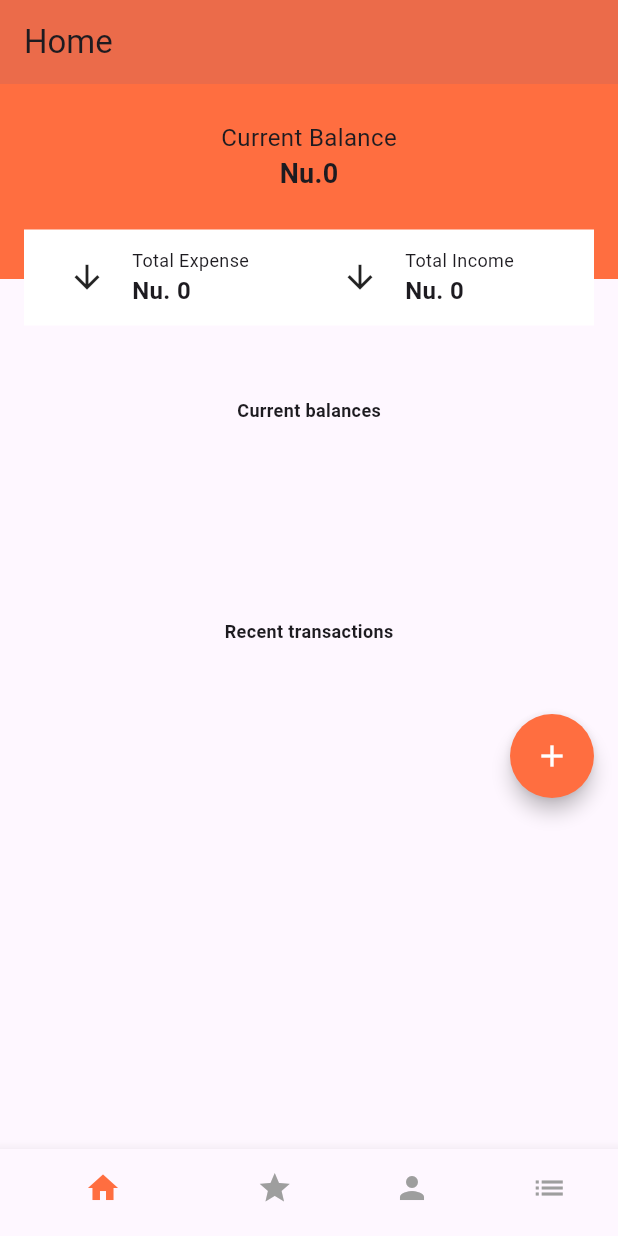
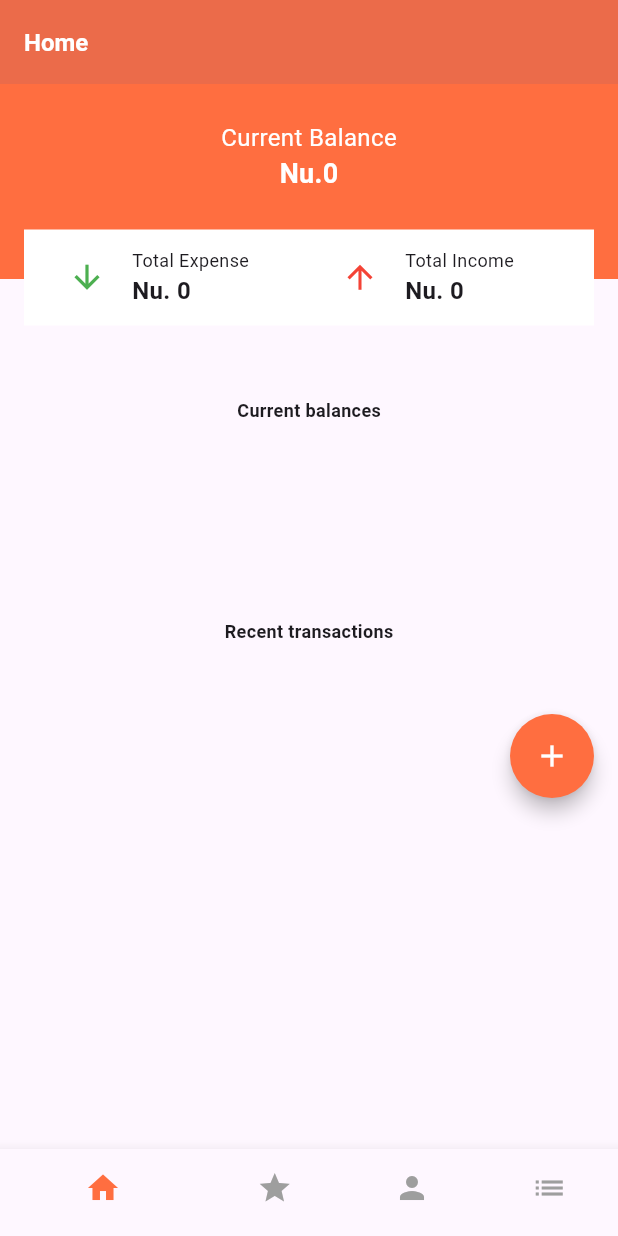
Before and after one commit to Rushme-G/Flutter-Todo, a Flutter app: the HomeLayout screen opened directly, on a phone screen of 412 x 824 dp. Run offline on Flutter 3.47's test engine with Material 3 defaults, Android fonts, the phone set to English and light mode, and no system bars; our stand-ins replace cached_network_image, firebase_core, firebase_messaging, flutter_animate, flutter_screenutil, flutter_spinkit and 3 more; accounts and stored records are empty; network calls fail.

Commit message:
expenses

```diff
--- a/expenses/lib/hoc/home_layout.dart
+++ b/expenses/lib/hoc/home_layout.dart
@@ -29,7 +29,28 @@ class _HomeLayoutState extends State<HomeLayout> {
       appBar: AppBar(
         backgroundColor: Colors.deepOrangeAccent,
         elevation: 10,
-        title: Text(titles[_selectedIndex]),
+        title: Text(
+          titles[_selectedIndex],
+          style: TextStyle(
+              fontSize: 16, color: Colors.white, fontWeight: FontWeight.bold),
+        ),
+        // leading: IconButton(
+        //   icon: Image.asset(
+        //       'assets/images/logo.png'), // Replace 'assets/logo.png' with your logo image path
+        //   onPressed: () {
+        //     // Add your logo tap action here
+        //   },
+        // ),
+        // actions: [
+        //   IconButton(
+        //     icon: ClipRRect(
+        //         borderRadius: BorderRadius.circular(100),
+        //         child: Image.asset('assets/images/profile.jpeg')),
+        //     onPressed: () {
+        //       // Add your logo tap action here
+        //     },
+        //   )
+        // ],
       ),
       body: RefreshIndicator(
         onRefresh: () async {
--- a/expenses/lib/screens/add_transaction/add_transaction.dart
+++ b/expenses/lib/screens/add_transaction/add_transaction.dart
@@ -42,6 +42,8 @@ class _AddTranscationState extends State<AddTranscation> {
     return Scaffold(
         appBar: AppBar(
           title: Text('Add Transaction'),
+          backgroundColor: Colors.deepOrangeAccent,
+          elevation: 10,
         ),
         body: Container(
             child: Column(
--- a/expenses/lib/widgets/landing/summary_home.dart
+++ b/expenses/lib/widgets/landing/summary_home.dart
@@ -51,12 +51,14 @@ class _SummaryHomeState extends State<SummaryHome> {
                       children: [
                         Text(
                           'Current Balance',
-                          style: TextStyle(fontSize: 16),
+                          style: TextStyle(fontSize: 16, color: Colors.white),
                         ),
                         Text(
                           'Nu.' + summary.openingBalance.toString(),
                           style: TextStyle(
-                              fontSize: 18, fontWeight: FontWeight.bold),
+                              fontSize: 18,
+                              fontWeight: FontWeight.bold,
+                              color: Colors.white),
                         ),
                         // Container(color: Colors.red, height: 50),
                       ],
@@ -79,6 +81,7 @@ class _SummaryHomeState extends State<SummaryHome> {
                                     child: Icon(
                                       Icons.arrow_downward,
                                       size: 25,
+                                      color: Colors.green,
                                     ),
                                   ),
                                 ),
@@ -117,8 +120,9 @@ class _SummaryHomeState extends State<SummaryHome> {
                                   width: 60,
                                   child: Center(
                                     child: Icon(
-                                      Icons.arrow_downward,
+                                      Icons.arrow_upward,
                                       size: 25,
+                                      color: Colors.red,
                                     ),
                                   ),
                                 ),
```
